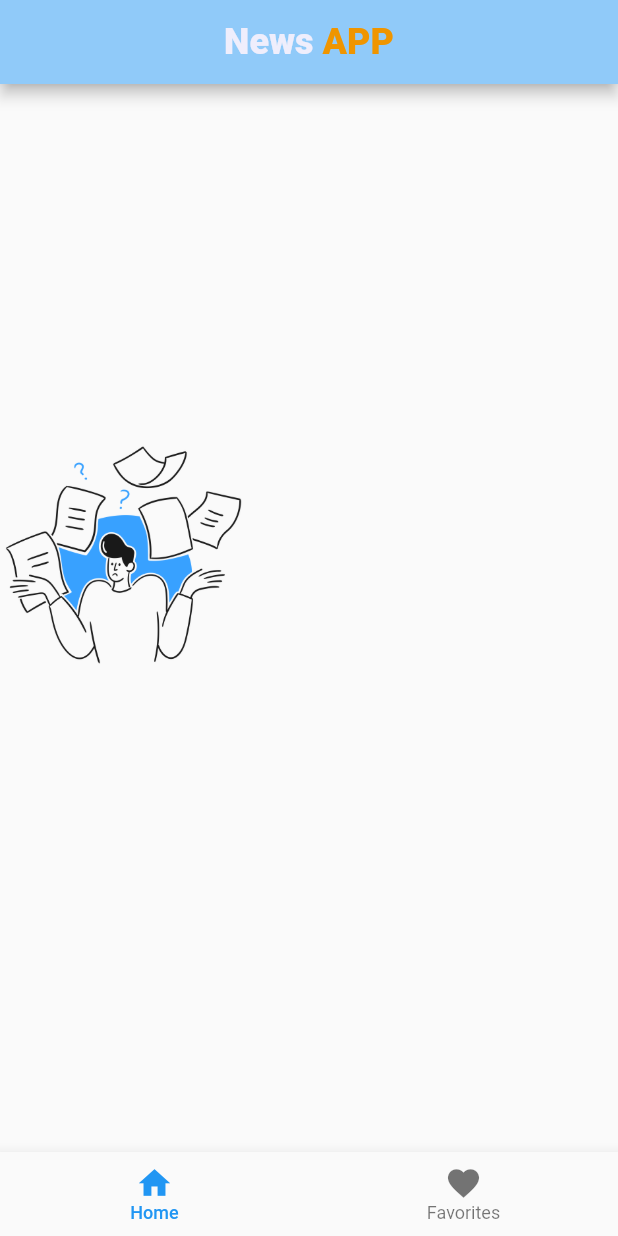
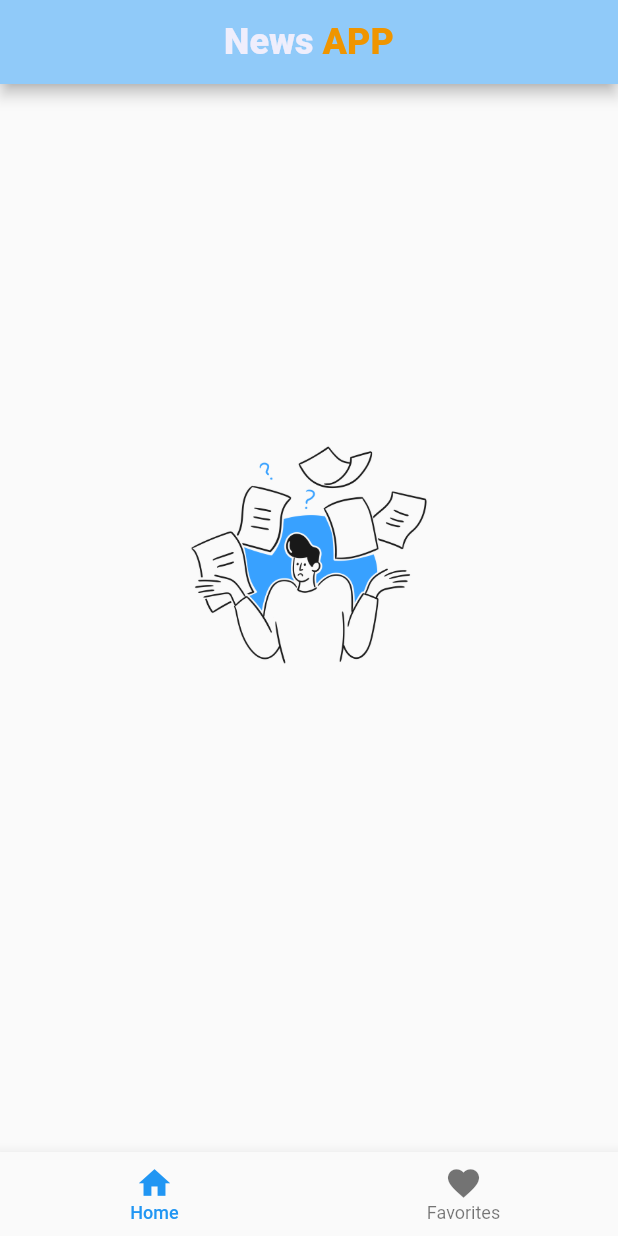
Before and after one commit to alimulas20/newsApp, a Flutter app: the screen it shows after launch, swiped to page 2, on a phone screen of 412 x 824 dp. Run offline on Flutter 3.47's test engine with Material 2 defaults, Android fonts, the phone set to English and light mode, and no system bars; our stand-ins replace dio, fluttertoast, hive, hive_flutter, share_plus, webview_flutter; accounts and stored records are empty; Roboto replaces fonts that are missing (Poppins).

Commit message:
Favorite and detail page completed

```diff
--- a/lib/pages/favorites.dart
+++ b/lib/pages/favorites.dart
@@ -37,13 +37,16 @@ class _FavoritesState extends State<Favorites> {
           return box.isEmpty
               ? Column(
                   mainAxisAlignment: MainAxisAlignment.center,
+                  crossAxisAlignment: CrossAxisAlignment.center,
                   children: [
-                    SizedBox(
-                        height: context.width * 0.4,
-                        child: Image.asset(
-                          "assets/not_found.png",
-                          fit: BoxFit.fitWidth,
-                        )),
+                    Center(
+                      child: SizedBox(
+                          height: context.width * 0.4,
+                          child: Image.asset(
+                            "assets/not_found.png",
+                            fit: BoxFit.fitWidth,
+                          )),
+                    ),
                     context.emptyMediumWidget,
                     context.emptyHighWidget
                   ],
```
Also changed, not shown: lib/pages/explore.dart (+3 -8 lines), lib/pages/news_detail_page.dart (+28 -12 lines).
